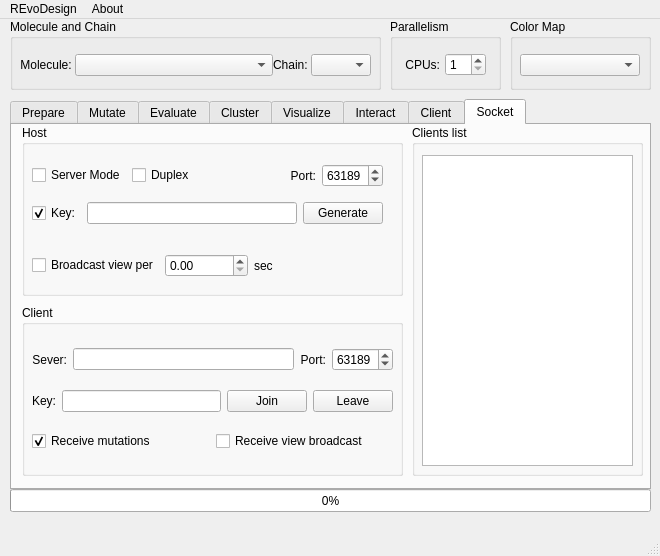
Above: REvoDesign/UI/REvoDesign-PyMOL.ui from YaoYinYing/REvoDesign before the change. Below: the same form after it.
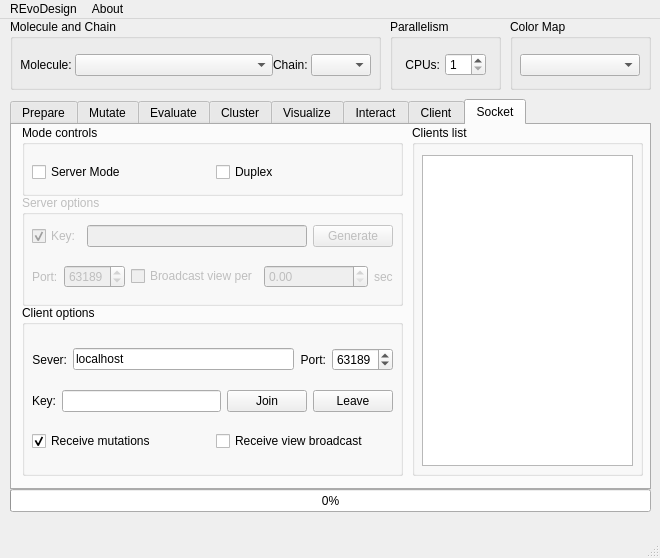
That is the form after the change. The open tabs and pages were chosen to show the change.

The edit to the form file:
```diff
--- a/REvoDesign/UI/REvoDesign-PyMOL.ui
+++ b/REvoDesign/UI/REvoDesign-PyMOL.ui
@@ -10,7 +10,7 @@
     <x>0</x>
     <y>0</y>
     <width>660</width>
-    <height>556</height>
+    <height>558</height>
    </rect>
   </property>
   <property name="sizePolicy">
@@ -3734,113 +3734,31 @@
      <attribute name="title">
       <string>Socket</string>
      </attribute>
-     <widget class="QGroupBox" name="groupBox_12">
+     <widget class="QGroupBox" name="groupBox_ws_server_settings">
+      <property name="enabled">
+       <bool>false</bool>
+      </property>
       <property name="geometry">
        <rect>
         <x>10</x>
-        <y>0</y>
+        <y>70</y>
         <width>381</width>
-        <height>171</height>
+        <height>111</height>
        </rect>
       </property>
       <property name="title">
-       <string>Host</string>
+       <string>Server options</string>
       </property>
-      <widget class="QWidget" name="horizontalLayoutWidget_10">
-       <property name="geometry">
-        <rect>
-         <x>10</x>
-         <y>120</y>
-         <width>241</width>
-         <height>41</height>
-        </rect>
-       </property>
-       <layout class="QHBoxLayout" name="horizontalLayout_54">
-        <item>
-         <widget class="QCheckBox" name="checkBox_ws_broadcast_view">
-          <property name="text">
-           <string>Broadcast view per</string>
-          </property>
-         </widget>
-        </item>
-        <item>
-         <widget class="QDoubleSpinBox" name="doubleSpinBox_ws_view_broadcast_interval"/>
-        </item>
-        <item>
-         <widget class="QLabel" name="label_molecule_14">
-          <property name="sizePolicy">
-           <sizepolicy hsizetype="Fixed" vsizetype="Preferred">
-            <horstretch>0</horstretch>
-            <verstretch>0</verstretch>
-           </sizepolicy>
-          </property>
-          <property name="text">
-           <string>sec</string>
-          </property>
-          <property name="alignment">
-           <set>Qt::AlignLeading|Qt::AlignLeft|Qt::AlignVCenter</set>
-          </property>
-         </widget>
-        </item>
-       </layout>
-      </widget>
       <widget class="QWidget" name="verticalLayoutWidget_2">
        <property name="geometry">
         <rect>
          <x>10</x>
          <y>30</y>
-         <width>351</width>
-         <height>80</height>
+         <width>361</width>
+         <height>75</height>
         </rect>
        </property>
        <layout class="QVBoxLayout" name="verticalLayout_8">
-        <item>
-         <layout class="QHBoxLayout" name="horizontalLayout_52">
-          <item>
-           <widget class="QCheckBox" name="checkBox_ws_server_mode">
-            <property name="text">
-             <string>Server Mode</string>
-            </property>
-           </widget>
-          </item>
-          <item>
-           <widget class="QCheckBox" name="checkBox_ws_duplex_mode">
-            <property name="text">
-             <string>Duplex</string>
-            </property>
-           </widget>
-          </item>
-          <item>
-           <widget class="QLabel" name="label_molecule_13">
-            <property name="text">
-             <string>Port:</string>
-            </property>
-            <property name="alignment">
-             <set>Qt::AlignRight|Qt::AlignTrailing|Qt::AlignVCenter</set>
-            </property>
-           </widget>
-          </item>
-          <item>
-           <widget class="QSpinBox" name="spinBox_ws_server_port">
-            <property name="sizePolicy">
-             <sizepolicy hsizetype="Fixed" vsizetype="Fixed">
-              <horstretch>0</horstretch>
-              <verstretch>0</verstretch>
-             </sizepolicy>
-            </property>
-            <property name="minimum">
-             <number>3000</number>
-            </property>
-            <property name="maximum">
-             <number>65534</number>
-            </property>
-            <property name="value">
-             <number>63189</number>
-            </property>
-           </widget>
-          </item>
-         </layout>
-        </item>
         <item>
          <layout class="QHBoxLayout" name="horizontalLayout_53">
           <item>
@@ -3872,6 +3790,71 @@
           </item>
          </layout>
         </item>
+        <item>
+         <layout class="QHBoxLayout" name="horizontalLayout_54">
+          <item>
+           <widget class="QLabel" name="label_molecule_13">
+            <property name="sizePolicy">
+             <sizepolicy hsizetype="Fixed" vsizetype="Preferred">
+              <horstretch>0</horstretch>
+              <verstretch>0</verstretch>
+             </sizepolicy>
+            </property>
+            <property name="text">
+             <string>Port:</string>
+            </property>
+            <property name="alignment">
+             <set>Qt::AlignLeading|Qt::AlignLeft|Qt::AlignVCenter</set>
+            </property>
+           </widget>
+          </item>
+          <item>
+           <widget class="QSpinBox" name="spinBox_ws_server_port">
+            <property name="sizePolicy">
+             <sizepolicy hsizetype="Fixed" vsizetype="Fixed">
+              <horstretch>0</horstretch>
+              <verstretch>0</verstretch>
+             </sizepolicy>
+            </property>
+            <property name="minimum">
+             <number>3000</number>
+            </property>
+            <property name="maximum">
+             <number>65534</number>
+            </property>
+            <property name="value">
+             <number>63189</number>
+            </property>
+           </widget>
+          </item>
+          <item>
+           <widget class="QCheckBox" name="checkBox_ws_broadcast_view">
+            <property name="text">
+             <string>Broadcast view per</string>
+            </property>
+           </widget>
+          </item>
+          <item>
+           <widget class="QDoubleSpinBox" name="doubleSpinBox_ws_view_broadcast_interval"/>
+          </item>
+          <item>
+           <widget class="QLabel" name="label_molecule_14">
+            <property name="sizePolicy">
+             <sizepolicy hsizetype="Fixed" vsizetype="Preferred">
+              <horstretch>0</horstretch>
+              <verstretch>0</verstretch>
+             </sizepolicy>
+            </property>
+            <property name="text">
+             <string>sec</string>
+            </property>
+            <property name="alignment">
+             <set>Qt::AlignLeading|Qt::AlignLeft|Qt::AlignVCenter</set>
+            </property>
+           </widget>
+          </item>
+         </layout>
+        </item>
        </layout>
       </widget>
      </widget>
@@ -3885,7 +3868,7 @@
        </rect>
       </property>
       <property name="title">
-       <string>Client</string>
+       <string>Client options</string>
       </property>
       <widget class="QWidget" name="verticalLayoutWidget_9">
        <property name="geometry">
@@ -3915,7 +3898,7 @@
              <string>Server URL for PSSM GREMLIN calculation.</string>
             </property>
             <property name="text">
-             <string/>
+             <string>localhost</string>
             </property>
            </widget>
           </item>
@@ -4044,6 +4027,45 @@
        </property>
       </widget>
      </widget>
+     <widget class="QGroupBox" name="groupBox_13">
+      <property name="geometry">
+       <rect>
+        <x>10</x>
+        <y>0</y>
+        <width>381</width>
+        <height>71</height>
+       </rect>
+      </property>
+      <property name="title">
+       <string>Mode controls</string>
+      </property>
+      <widget class="QWidget" name="horizontalLayoutWidget_5">
+       <property name="geometry">
+        <rect>
+         <x>10</x>
+         <y>30</y>
+         <width>361</width>
+         <height>34</height>
+        </rect>
+       </property>
+       <layout class="QHBoxLayout" name="horizontalLayout_52">
+        <item>
+         <widget class="QCheckBox" name="checkBox_ws_server_mode">
+          <property name="text">
+           <string>Server Mode</string>
+          </property>
+         </widget>
+        </item>
+        <item>
+         <widget class="QCheckBox" name="checkBox_ws_duplex_mode">
+          <property name="text">
+           <string>Duplex</string>
+          </property>
+         </widget>
+        </item>
+       </layout>
+      </widget>
+     </widget>
     </widget>
    </widget>
    <widget class="QGroupBox" name="groupBox_6">
```
Left out of the diff: 16 changed lines with no effect on the pictures.
